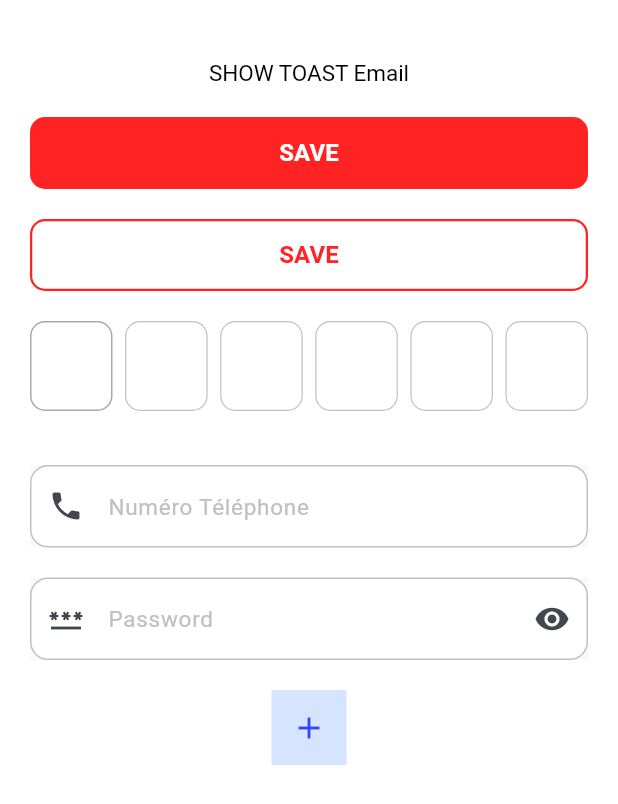
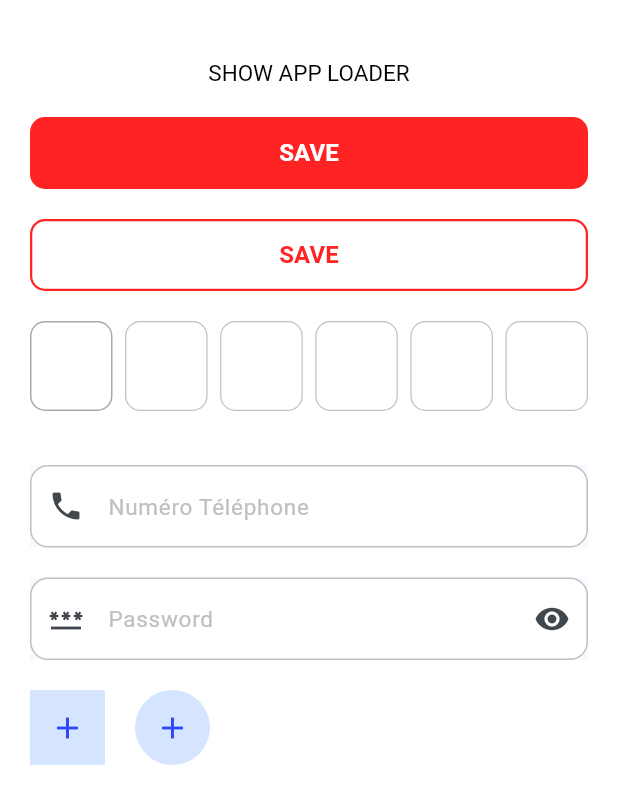
Before and after one commit to Saint-S-Prit/flutter_best_pratics, a Flutter app: the screen it shows after launch, on a phone screen of 412 x 824 dp. Shown: the top 804 px of the screen. Run offline on Flutter 3.47's test engine with Material 3 defaults, Android fonts, the phone set to English and light mode, and no system bars; drawn by our look-alikes of pin_code_fields, toastification; our stand-ins replace bloc, dartz, dio, flutter_bloc, flutter_easyloading, freezed_annotation and 4 more; Roboto replaces fonts that are missing (assets/fonts/roboto/Roboto-Medium.ttf, assets/fonts/roboto/Roboto-Regular.ttf).

Commit message:
save code

```diff
--- a/lib/src/screens/pages/splash/splash_screen.dart
+++ b/lib/src/screens/pages/splash/splash_screen.dart
@@ -28,7 +28,7 @@ class SplashScreen extends StatelessWidget {
                     EasyLoading.show(status: 'loading...');
                   },
                   child: const CustomText(
-                    text: "SHOW TOAST Email",
+                    text: "SHOW APP LOADER",
                   ),
                 ),
                 const SizedBox(height: 20),
@@ -61,13 +61,25 @@ class SplashScreen extends StatelessWidget {
                   prefixIcon: Icon(Icons.password),
                 ),
                 const SizedBox(height: 20),
-                const CutomIconButton(
+               const Row(
+                children: [
+                  CutomIconButton(
                   color: AppThems.transparentBleu,
                   shape: BoxShape.rectangle,
                   width: 50,
                   height: 50,
                   child: Icon(Icons.add, color: AppThems.darkBleu),
+                ),
+                SizedBox(width: 20),
+                  CutomIconButton(
+                  color: AppThems.transparentBleu,
+                  shape: BoxShape.circle,
+                  width: 50,
+                  height: 50,
+                  child: Icon(Icons.add, color: AppThems.darkBleu),
                 )
+                ],
+               ),
               ],
             ),
           ),
```
